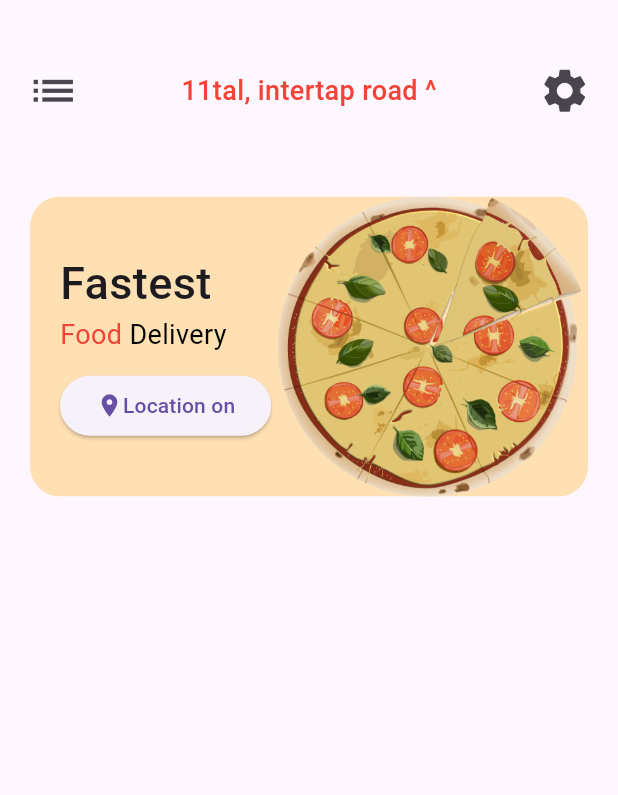
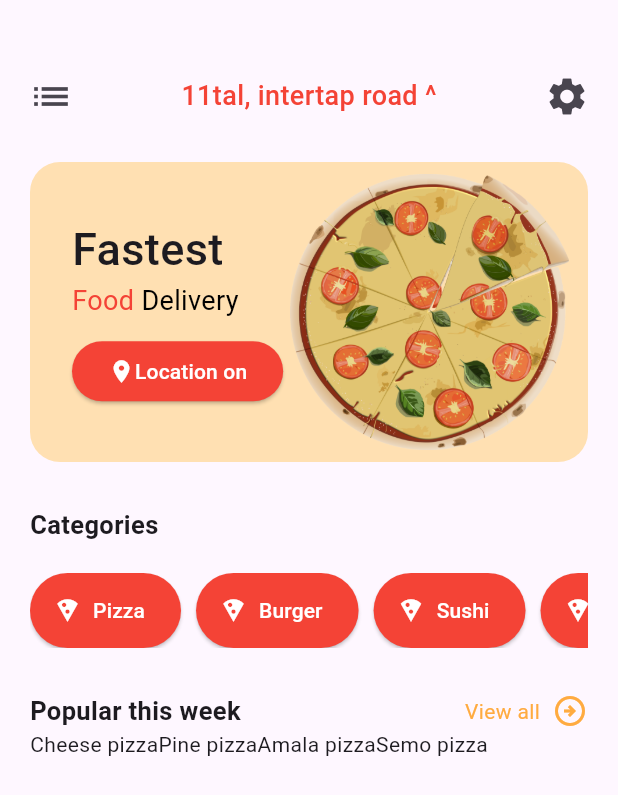
Before and after one commit to juliusfaj/food_app, a Flutter app: the screen it shows after launch, on a phone screen of 412 x 824 dp. Shown: the top 795 px of the screen. Run offline on Flutter 3.47's test engine with Material 3 defaults, Android fonts, the phone set to English and light mode, and no system bars.

Commit message:
code update

```diff
--- a/lib/main.dart
+++ b/lib/main.dart
@@ -1,4 +1,5 @@
 import 'package:flutter/material.dart';
+import 'package:practice_app/screens/banner.dart';
 
 void main() => runApp(const MyApp());
 
@@ -11,90 +12,7 @@ class MyApp extends StatelessWidget {
       debugShowCheckedModeBanner: false,
       title: 'Flutter Demo',
       home: Scaffold(
-        body: Column(
-          children: [
-            Padding(
-              padding:
-                  const EdgeInsets.symmetric(vertical: 35.0, horizontal: 10.0),
-              child: Row(
-                mainAxisAlignment: MainAxisAlignment.spaceBetween,
-                children: [
-                  IconButton(
-                    onPressed: () {},
-                    icon:const  Icon(Icons.list),
-                    iconSize: 35.0,
-                  ),
-                  Text(
-                    "11tal, intertap road ^",
-                    style: TextStyle(
-                        fontSize: 18.0,
-                        fontWeight: FontWeight.w500,
-                        color: Colors.red.shade500),
-                  ),
-                  IconButton(
-                      onPressed: () {},
-                      icon: const Icon(Icons.settings),
-                      iconSize: 35.0)
-                ],
-              ),
-            ),
-            Padding(
-              padding: const EdgeInsets.only(top: 10.0),
-              child: Padding(
-                padding: const EdgeInsets.symmetric(horizontal: 20.0),
-                child: ClipRRect(
-                  borderRadius: BorderRadius.circular(20.0),
-                  child: Container(
-                    color: Colors.orange.shade100,
-                    height: 200.0,
-                    child: Row(
-                      children: [
-                        Padding(
-                          padding: const EdgeInsets.only(left: 20.0),
-                          child:  Column(
-                            mainAxisAlignment: MainAxisAlignment.center,
-                            crossAxisAlignment: CrossAxisAlignment.start,
-                            children: [
-                              const Text(
-                                "Fastest",
-                                style: TextStyle(
-                                    fontSize: 30.0, fontWeight: FontWeight.w500),
-                              ),
-                              const Text.rich(TextSpan(
-                                  text: "Food",
-                                  style: TextStyle(
-                                      color: Colors.red, fontSize: 18.0),
-                                  children: [
-                                    TextSpan(
-                                      text: " Delivery",
-                                      style: TextStyle(color: Colors.black),
-                                    )
-                                  ])),
-                              Padding(
-                                padding:  const EdgeInsets.only(top: 10.0),
-                                child: ElevatedButton(
-                                    onPressed: () {},
-
-                                    child:  const Row(
-                                      children: [
-                                        Icon(Icons.location_on),
-                                        Text("Location on")
-                                      ],
-                                    )),
-                              )
-                            ],
-                          ),
-                        ),
-                        Expanded(
-                            child: Image.asset("images/pizza-5991179_1920.png"))
-                      ],
-                    ),
-                  ),
-                ),
-              ),
-            )
-          ],
-        ),
+        body: AppBanner()
       ),
     );
   }
--- /dev/null
+++ b/lib/screens/banner.dart
@@ -0,0 +1,149 @@
+import 'package:flutter/material.dart';
+import 'package:practice_app/screens/sliders.dart';
+
+class AppBanner extends StatelessWidget {
+  AppBanner({Key? key}) : super(key: key);
+
+  List<String> categories = ["Pizza", "Burger", "Sushi", "Noodles"];
+
+  @override
+  Widget build(BuildContext context) {
+    return Column(
+      crossAxisAlignment: CrossAxisAlignment.start,
+      children: [
+        Padding(
+          padding: const EdgeInsets.only(
+              top: 40.0, left: 10.0, right: 10.0, bottom: 20.0),
+          child: Row(
+            mainAxisAlignment: MainAxisAlignment.spaceBetween,
+            children: [
+              IconButton(
+                onPressed: () {},
+                icon: const Icon(Icons.list),
+                iconSize: 30.0,
+              ),
+              Text(
+                "11tal, intertap road ^",
+                style: TextStyle(
+                    fontSize: 18.0,
+                    fontWeight: FontWeight.w500,
+                    color: Colors.red.shade500),
+              ),
+              IconButton(
+                  onPressed: () {},
+                  icon: const Icon(Icons.settings),
+                  iconSize: 30.0)
+            ],
+          ),
+        ), //app bar padding
+
+        Padding(
+            padding: const EdgeInsets.only(top: 0),
+            child: Padding(
+              padding: const EdgeInsets.symmetric(horizontal: 20.0),
+              child: ClipRRect(
+                borderRadius: BorderRadius.circular(20.0),
+                child: Container(
+                  color: Colors.orange.shade100,
+                  height: 200.0,
+                  child: Padding(
+                    padding: const EdgeInsets.all(8.0),
+                    child: Row(
+                      children: [
+                        Padding(
+                          padding: const EdgeInsets.only(left: 20.0),
+                          child: Column(
+                            mainAxisAlignment: MainAxisAlignment.center,
+                            crossAxisAlignment: CrossAxisAlignment.start,
+                            children: [
+                              const Text(
+                                "Fastest",
+                                style: TextStyle(
+                                    fontSize: 30.0,
+                                    fontWeight: FontWeight.w500),
+                              ),
+                              const Text.rich(TextSpan(
+                                  text: "Food",
+                                  style: TextStyle(
+                                      color: Colors.red, fontSize: 18.0),
+                                  children: [
+                                    TextSpan(
+                                      text: " Delivery",
+                                      style: TextStyle(color: Colors.black),
+                                    )
+                                  ])),
+                              Padding(
+                                padding: const EdgeInsets.only(top: 10.0),
+                                child: ElevatedButton(
+                                    onPressed: () {},
+                                    style: ElevatedButton.styleFrom(
+                                        backgroundColor: Colors.red,
+                                        foregroundColor: Colors.white,
+                                        alignment: Alignment.centerLeft),
+                                    child: const Row(
+                                      mainAxisAlignment:
+                                          MainAxisAlignment.start,
+                                      children: [
+                                        Icon(Icons.location_on),
+                                        Text("Location on")
+                                      ],
+                                    )),
+                              )
+                            ],
+                          ),
+                        ),
+                        Expanded(
+                            child: Image.asset("images/pizza-5991179_1920.png"))
+                      ],
+                    ),
+                  ),
+                ),
+              ),
+            )), // Banner padding
+
+        Padding(
+          padding: EdgeInsets.symmetric(horizontal: 20.0, vertical: 30.0),
+          child: Column(
+            crossAxisAlignment: CrossAxisAlignment.start,
+            children: [
+              Text(
+                'Categories',
+                style: TextStyle(
+                  fontWeight: FontWeight.bold,
+                  fontSize: 17.0,
+                ),
+              ),
+              Padding(
+                padding: const EdgeInsets.only(top: 20.0),
+                child: SizedBox(
+                  height: 50.0,
+                  child: ListView.builder(
+                      scrollDirection: Axis.horizontal,
+                      itemCount: categories.length,
+                      itemBuilder: (context, index) {
+                        return Padding(
+                          padding: const EdgeInsets.only(right: 10.0),
+                          child: ElevatedButton.icon(
+                              onPressed: () {},
+                              style: ElevatedButton.styleFrom(
+                                backgroundColor: Colors.red.shade500,
+                                foregroundColor: Colors.white,
+                              ),
+                              icon: const Icon(Icons.local_pizza),
+                              label: Text(categories[index])),
+                        );
+                      }),
+                ),
+              )
+            ],
+          ),
+        ),
+
+        Padding(
+          padding: EdgeInsets.symmetric(horizontal: 20.0, vertical: 0),
+          child: AppSliders(),
+        )
+      ],
+    );
+  }
+}
--- /dev/null
+++ b/lib/screens/sliders.dart
@@ -0,0 +1,75 @@
+import 'package:flutter/material.dart';
+
+class AppSliders extends StatelessWidget {
+  AppSliders({Key? key}) : super(key: key);
+
+  List<String> popularImages = [
+    "images/pizza-5991179_1920.png",
+    "images/pizza-5991179_1920.png",
+    "images/pizza-5991179_1920.png",
+    "images/pizza-5991179_1920.png"
+  ];
+
+  List<String> popularPizza = [
+    "Cheese pizza",
+    "Pine pizza",
+    "Amala pizza",
+    "Semo pizza"
+  ];
+
+  List<String> popularPizzaSubText = [
+    "cheese layers",
+    "fruit layers",
+    "elubo layers",
+    "semo layers"
+  ];
+
+  List<double> prices = [2.99, 3.99, 4.99, 5.99];
+
+  @override
+  Widget build(BuildContext context) {
+    return Column(
+      children: [
+        const Row(
+          mainAxisAlignment: MainAxisAlignment.spaceBetween,
+          children: [
+            Text(
+              'Popular this week',
+              style: TextStyle(fontWeight: FontWeight.bold, fontSize: 17.0),
+            ),
+            Row(
+              children: [
+                Padding(
+                  padding:  EdgeInsets.only(right: 8.0),
+                  child: Text(
+                    'View all',
+                    style: TextStyle(
+                      color: Colors.orangeAccent,
+                    ),
+                  ),
+                ),
+                Icon(
+                  Icons.arrow_circle_right_outlined,
+                  color: Colors.orangeAccent,
+                )
+              ],
+            )
+          ],
+        ),
+        SizedBox(
+          height: 200.0,
+          child: ListView.builder(
+              scrollDirection: Axis.horizontal,
+              itemCount: popularImages.length,
+              itemBuilder: (context, index) {
+            return Column(
+              children: [
+                Text(popularPizza[index])
+              ],
+            );
+          }),
+        )
+      ],
+    );
+  }
+}
```
